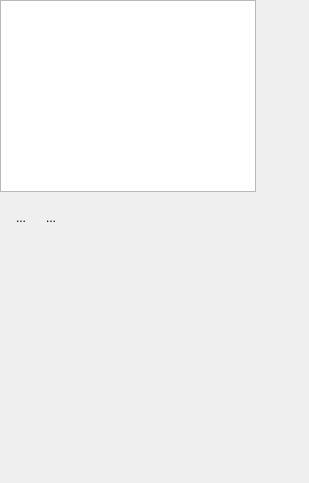
First picture: the form in src/Interface/GraphLayersWidget.ui, repository KDE/rocs, before the edit.
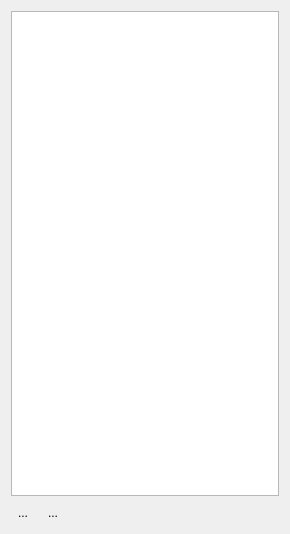
Second picture: the form after the edit.

The edit to the form file:
```diff
--- a/src/Interface/GraphLayersWidget.ui
+++ b/src/Interface/GraphLayersWidget.ui
@@ -5,19 +5,15 @@
    <rect>
     <x>0</x>
     <y>0</y>
-    <width>309</width>
-    <height>483</height>
+    <width>290</width>
+    <height>534</height>
    </rect>
   </property>
-   <widget class="QWidget" name="dockWidgetContents" >
-   <layout class="QVBoxLayout" name="verticalLayout" >
-    <item>
+  <layout class="QGridLayout" name="gridLayout" >
+   <item row="0" column="0" colspan="3" >
      <widget class="QListView" name="_graphLayersListView" />
     </item>
-    <item>
-     <widget class="QWidget" native="1" name="widget" >
-      <layout class="QHBoxLayout" name="horizontalLayout" >
-       <item>
+   <item row="1" column="0" >
         <widget class="QToolButton" name="_btnNewGraph" >
          <property name="toolTip" >
           <string>Creates a simple Graph, without multiple edges and without an edge to a note from the same node.</string>
@@ -30,7 +26,7 @@
          </property>
         </widget>
        </item>
-       <item>
+   <item row="1" column="1" >
         <widget class="QToolButton" name="_btnNewOrientedGraph" >
          <property name="toolTip" >
           <string>Creates a Multi Edge Oriented Graph</string>
@@ -43,24 +39,20 @@
          </property>
         </widget>
        </item>
-       <item>
+   <item row="1" column="2" >
         <spacer name="horizontalSpacer" >
          <property name="orientation" >
           <enum>Qt::Horizontal</enum>
          </property>
          <property name="sizeHint" stdset="0" >
           <size>
-           <width>174</width>
+       <width>221</width>
            <height>20</height>
           </size>
          </property>
         </spacer>
        </item>
       </layout>
-     </widget>
-    </item>
-   </layout>
-  </widget>
  </widget>
  <resources/>
  <connections/>
```
Lines whose indentation alone changed are shown as unchanged.
